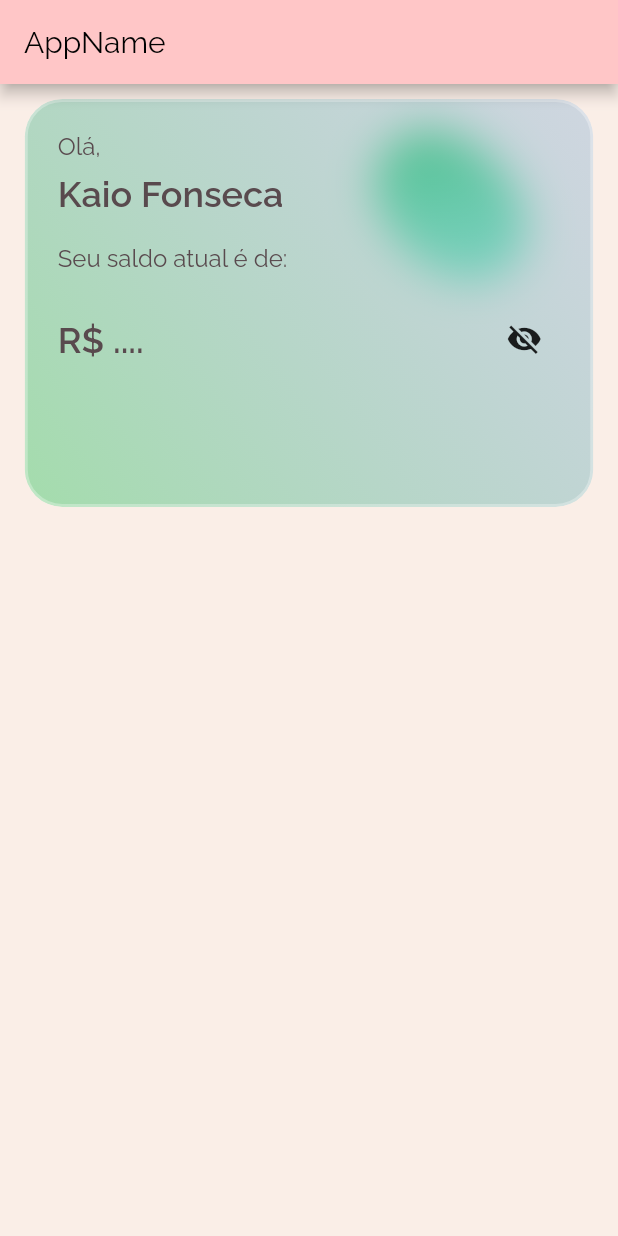
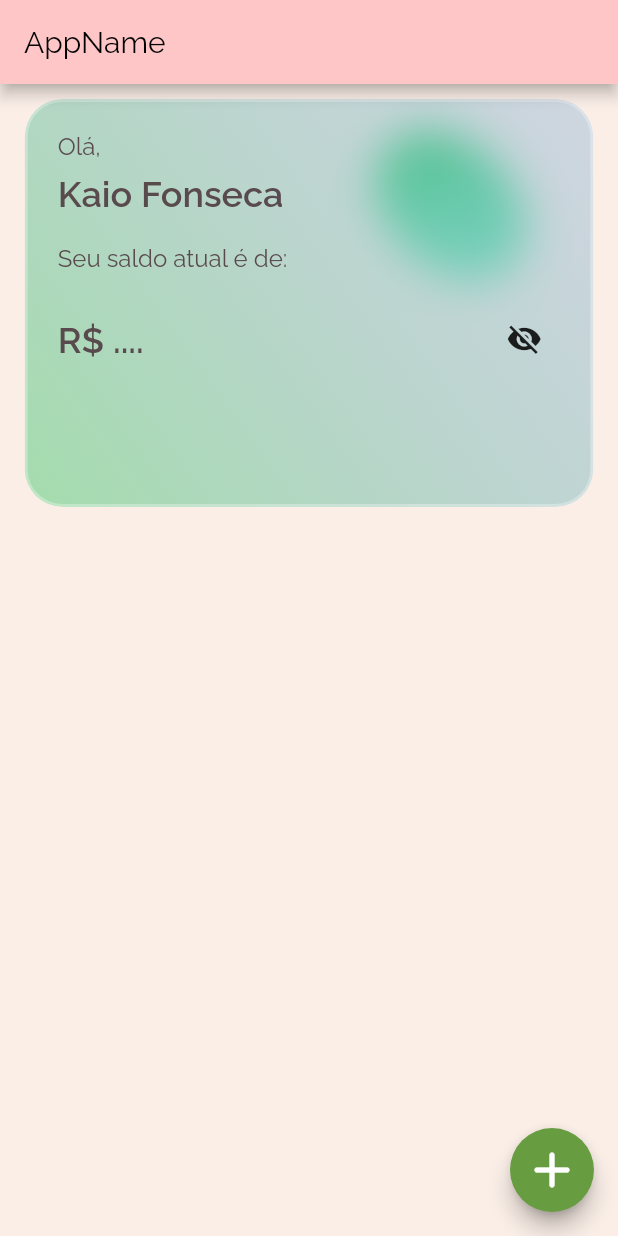
Before and after one commit to proz-tecnologia/PIT01GP06, a Flutter app: the screen it shows after launch, on a phone screen of 412 x 824 dp. Run offline on Flutter 3.47's test engine with Material 2 defaults, Android fonts, the phone set to English and light mode, and no system bars.

Commit message:
fab animado

```diff
--- /dev/null
+++ b/lib/pages/home/components/action_button.dart
@@ -0,0 +1,32 @@
+import 'package:flutter/material.dart';
+import 'package:projeto_final_flutter/theme/global/colors.dart';
+
+class ActionButton extends StatelessWidget {
+  const ActionButton({super.key, this.onPressed, required this.icon, required this.text});
+
+  final VoidCallback? onPressed;
+  final Icon icon;
+  final String text;
+
+  @override
+  Widget build(BuildContext context) {
+
+    return Column(
+      children: [
+        Material(
+          shape: const CircleBorder(),
+          clipBehavior: Clip.antiAlias,
+          color: MyColor.ltPrimaryColor,
+          elevation: 4,
+          child:
+              IconButton(
+                onPressed: onPressed,
+                icon: icon
+              ),
+          ),
+          const SizedBox(height: 10,),
+          Text(text, style: const TextStyle(fontWeight: FontWeight.bold),)
+      ],
+    );
+  }
+}
--- /dev/null
+++ b/lib/pages/home/components/animated_fab.dart
@@ -0,0 +1,165 @@
+import 'dart:math' as math;
+
+import 'package:flutter/material.dart';
+
+class AnimatedFab extends StatefulWidget {
+  const AnimatedFab({super.key, required this.children, required this.distance});
+
+  final List<Widget> children;
+  final double distance;
+
+  @override
+  State<AnimatedFab> createState() => _AnimatedFabState();
+}
+
+class _AnimatedFabState extends State<AnimatedFab> with SingleTickerProviderStateMixin {
+
+  late AnimationController _controller;
+  late Animation<double> _expandAnimation;
+  bool _open = false;
+
+  @override
+  void initState() {
+    super.initState();
+    _controller = AnimationController(
+      value: _open ? 1.0 : 0.0,
+      duration: const Duration(milliseconds: 250),
+      vsync: this
+    );
+
+  _expandAnimation = CurvedAnimation(
+    parent: _controller,
+    curve: Curves.fastOutSlowIn,
+    reverseCurve: Curves.easeOutQuad);
+  }
+
+  void _toggle(){
+    setState(() {
+      _open = !_open;
+      if(_open){
+        _controller.forward();
+      } else {
+        _controller.reverse();
+      }
+    });
+  }
+
+  @override
+  void dispose(){
+    _controller.dispose();
+    super.dispose();
+  }
+
+
+  @override
+  Widget build(BuildContext context) {
+    return SizedBox.expand(
+      child: Stack(
+        alignment: Alignment.bottomRight,
+        children: [
+          _tapToClose(),
+          ..._buildExpandedFabButton(),
+          _tapToOpen()
+        ],
+      ),
+    );
+  }
+
+  Widget _tapToClose(){
+    return SizedBox(
+      height: 55,
+      width: 55,
+      child: Center(
+        child: Material(
+          shape: const CircleBorder(),
+          clipBehavior: Clip.antiAlias,
+          elevation: 4,
+          child: InkWell(
+            onTap: () => _toggle,
+            child: Padding(
+              padding: const EdgeInsets.all(8.0),
+              child: Icon(
+                Icons.close,
+                color: Colors.black,
+              ),
+            ),
+            ),
+          ),
+        ),
+      );
+  }
+
+  Widget _tapToOpen(){
+    return AnimatedContainer(
+      duration: const Duration(milliseconds: 250),
+      transformAlignment: Alignment.center,
+      transform: Matrix4.diagonal3Values(
+        _open ? 0.7 : 1.0,
+        _open ? 0.7 : 1.0,
+        1.0,
+      ),
+      curve: Curves.easeOut,
+      child: AnimatedOpacity(
+        opacity: _open ? 0.0 : 1.0,
+        curve: Curves.easeInOut,
+        duration: const Duration(milliseconds: 250),
+        child: FloatingActionButton(
+          onPressed: _toggle,
+          child: const Icon(Icons.add_rounded, size: 40,),
+        ),
+      ),
+    );
+  }
+
+  List<Widget> _buildExpandedFabButton(){
+    final List<Widget> children = <Widget>[];
+    final count = widget.children.length;
+    final step = 90.0 / (count - 1);
+
+    for(var i = 0, angleInDegrees = 0.0; i< count; i++, angleInDegrees += step){
+      children.add(
+        _ExpandableFab(
+          directionDegrees: angleInDegrees,
+          maxDistance: widget.distance,
+          progress: _expandAnimation,
+          child: widget.children[i]
+        )
+      );
+    }
+    return children;
+  }
+
+}
+
+class _ExpandableFab extends StatelessWidget {
+  const _ExpandableFab({super.key, required this.directionDegrees, required this.maxDistance, required this.progress, required this.child});
+
+  final double directionDegrees;
+  final double maxDistance;
+  final Animation<double>? progress;
+  final Widget child;
+
+  @override
+  Widget build(BuildContext context) {
+    return AnimatedBuilder(
+      animation: progress!,
+      builder: (context, child){
+        final offset = Offset.fromDirection(
+          directionDegrees * (math.pi / 180),
+          progress!.value * maxDistance,
+        );
+        return Positioned(
+          right: 4.0 + offset.dx,
+          bottom: 4.0 + offset.dy,
+          child: Transform.rotate(
+            angle: (1.0 - progress!.value) * (math.pi / 2),
+            child: child,
+          ));
+      },
+      child: FadeTransition(
+        opacity: progress!,
+        child: child,
+      ),
+      );
+  }
+}
--- a/lib/pages/home/home_screen.dart
+++ b/lib/pages/home/home_screen.dart
@@ -1,5 +1,9 @@
 import 'package:flutter/material.dart';
+import 'package:projeto_final_flutter/pages/home/components/animated_fab.dart';
 import 'package:projeto_final_flutter/pages/home/components/glassmorfism_card.dart';
+import 'package:projeto_final_flutter/theme/global/colors.dart';
+
+import 'components/action_button.dart';
 
 class HomeScreen extends StatelessWidget {
   const HomeScreen({Key? key}) : super(key: key);
@@ -14,12 +18,26 @@ class HomeScreen extends StatelessWidget {
       body: Container(
         width: MediaQuery.of(context).size.width,
         child: Column(
-          children: [
+          children: const [
             SizedBox(height: 10,),
             GlassmorfismCard(),
-            //colocar o elipse aqui e depois passar pra dentro do glassmorfism
           ],
         ),
+      ),
+      floatingActionButton: AnimatedFab(
+        children: [
+          ActionButton(
+            icon: const Icon(Icons.trending_down, color: MyColor.red),
+            onPressed: (){},
+            text: 'Despesas',
+          ),
+          ActionButton(
+            icon: const Icon(Icons.trending_up, color: MyColor.ltAccentColor,),
+            onPressed: (){},
+            text: 'Receitas',
+          ),
+        ],
+        distance: 80,
       ),
     ));
   }
```
